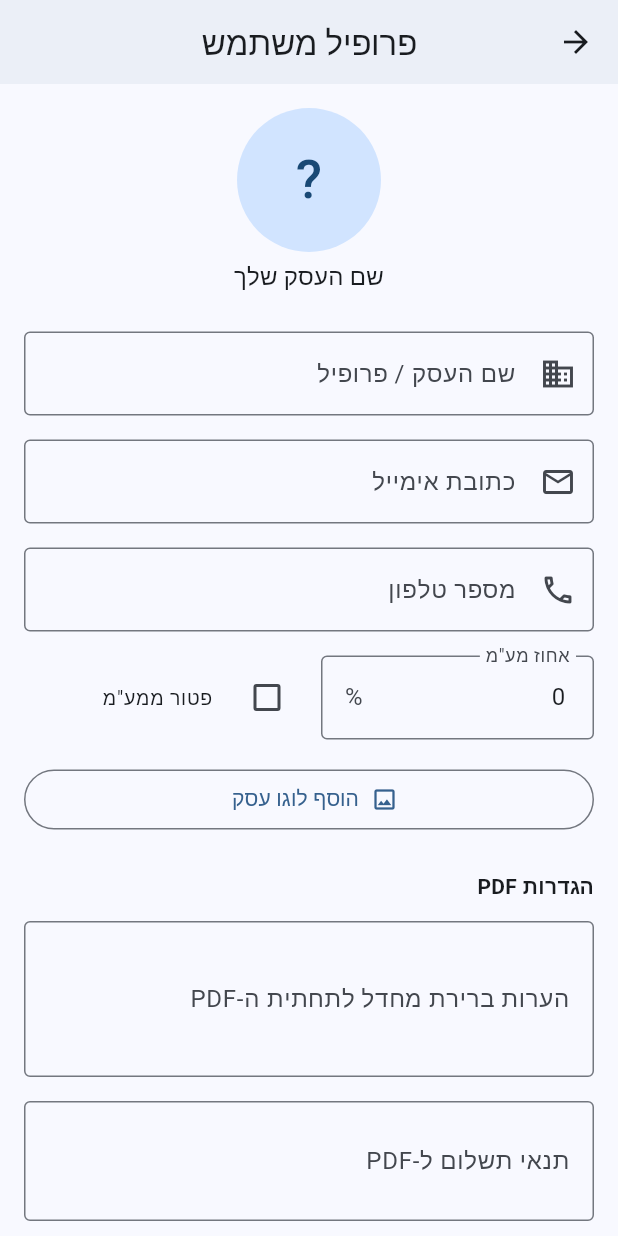
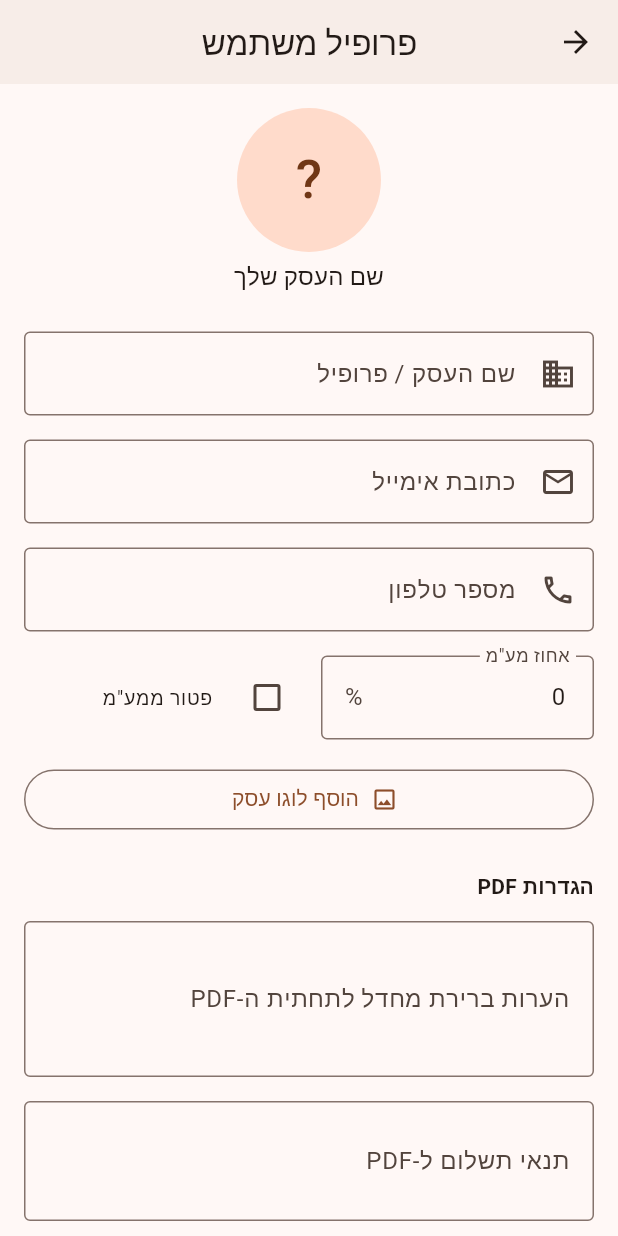
Before and after one commit to michaelkaravani/quoteflow-app, a Flutter app: the screen it shows once a user with an empty profile is signed in, item 2 of the bottom bar chosen, after a tap on the "person outline" icon, on a phone screen of 412 x 824 dp. Run offline on Flutter 3.47's test engine with Material 3 defaults, Android fonts, the phone set to English and light mode, and no system bars; our stand-ins replace cloud_firestore, file_picker, firebase_auth, firebase_core; accounts and stored records are empty.

Commit message:
Add theme system: 8 color themes + light/dark mode

```diff
--- /dev/null
+++ b/lib/core/app_theme.dart
@@ -0,0 +1,83 @@
+import 'package:flutter/material.dart';
+
+class AppTheme {
+  final String name;
+
+  const AppTheme({required this.name});
+
+  ThemeData light({bool useMaterial3 = true}) {
+    return ThemeData(
+      useMaterial3: useMaterial3,
+      colorSchemeSeed: seedColor,
+      brightness: Brightness.light,
+      appBarTheme: const AppBarTheme(centerTitle: true, elevation: 2, scrolledUnderElevation: 4),
+    );
+  }
+
+  ThemeData dark({bool useMaterial3 = true}) {
+    return ThemeData(
+      useMaterial3: useMaterial3,
+      colorSchemeSeed: seedColor,
+      brightness: Brightness.dark,
+      appBarTheme: const AppBarTheme(centerTitle: true, elevation: 2, scrolledUnderElevation: 4),
+    );
+  }
+
+  Color get seedColor {
+    switch (name) {
+      case 'ocean':
+        return Colors.teal;
+      case 'forest':
+        return Colors.green;
+      case 'sunset':
+        return Colors.deepOrange;
+      case 'lavender':
+        return Colors.deepPurple;
+      case 'midnight':
+        return const Color(0xFF1A237E);
+      case 'rose':
+        return Colors.pink;
+      case 'desert':
+        return Colors.brown;
+      default:
+        return const Color(0xFF513222); // classic warm brown
+    }
+  }
+
+  String get displayName {
+    switch (name) {
+      case 'classic':
+        return 'קלאסי';
+      case 'ocean':
+        return 'אוקיינוס';
+      case 'forest':
+        return 'יער';
+      case 'sunset':
+        return 'שקיעה';
+      case 'lavender':
+        return 'לבנדר';
+      case 'midnight':
+        return 'חצות';
+      case 'rose':
+        return 'ורד';
+      case 'desert':
+        return 'מדבר';
+      default:
+        return name;
+    }
+  }
+
+  static const List<AppTheme> all = [
+    AppTheme(name: 'classic'),
+    AppTheme(name: 'ocean'),
+    AppTheme(name: 'forest'),
+    AppTheme(name: 'sunset'),
+    AppTheme(name: 'lavender'),
+    AppTheme(name: 'midnight'),
+    AppTheme(name: 'rose'),
+    AppTheme(name: 'desert'),
+  ];
+
+  static AppTheme fromName(String name) =>
+      all.firstWhere((t) => t.name == name, orElse: () => all.first);
+}
--- a/lib/main.dart
+++ b/lib/main.dart
@@ -2,12 +2,14 @@ import 'package:firebase_core/firebase_core.dart';
 import 'package:flutter/material.dart';
 import 'package:flutter_localizations/flutter_localizations.dart';
 
+import 'core/theme_notifier.dart';
 import 'firebase_options.dart';
 import 'screens/home_screen.dart';
 import 'screens/login_screen.dart';
 import 'services/auth_service.dart';
 
 final AuthService authService = AuthService();
+final ThemeNotifier themeNotifier = ThemeNotifier();
 
 Future<void> main() async {
   WidgetsFlutterBinding.ensureInitialized();
@@ -22,6 +24,9 @@ class QuoteFlowApp extends StatelessWidget {
 
   @override
   Widget build(BuildContext context) {
+    return ListenableBuilder(
+      listenable: themeNotifier,
+      builder: (context, _) {
         return MaterialApp(
           title: 'QuoteFlow',
           debugShowCheckedModeBanner: false,
@@ -32,16 +37,9 @@ class QuoteFlowApp extends StatelessWidget {
             GlobalWidgetsLocalizations.delegate,
             GlobalCupertinoLocalizations.delegate,
           ],
-      theme: ThemeData(
-        useMaterial3: true,
-        colorSchemeSeed: Colors.blue,
-        brightness: Brightness.light,
-        appBarTheme: const AppBarTheme(
-          centerTitle: true,
-          elevation: 2,
-          scrolledUnderElevation: 4,
-        ),
-      ),
+          theme: themeNotifier.light,
+          darkTheme: themeNotifier.dark,
+          themeMode: themeNotifier.mode,
           home: StreamBuilder(
             stream: authService.authStateChanges,
             builder: (context, snapshot) {
@@ -57,5 +55,7 @@ class QuoteFlowApp extends StatelessWidget {
             },
           ),
         );
+      },
+    );
   }
 }
--- a/lib/screens/profile/profile_screen.dart
+++ b/lib/screens/profile/profile_screen.dart
@@ -5,6 +5,7 @@ import '../../models/profile.dart';
 import '../../services/firestore_service.dart';
 import '../about_screen.dart';
 import 'logo_picker.dart';
+import 'theme_picker.dart';
 
 class ProfileScreen extends StatefulWidget {
   const ProfileScreen({super.key, required this.firestoreService});
@@ -261,6 +262,16 @@ class _ProfileScreenState extends State<ProfileScreen> {
             ),
             const SizedBox(height: 32),
             ListTile(
+              leading: const Icon(Icons.color_lens_outlined),
+              title: const Text('ערכת נושא'),
+              trailing: const Icon(Icons.chevron_left),
+              onTap: () => showModalBottomSheet(
+                context: context,
+                builder: (_) => ThemePicker(notifier: themeNotifier),
+              ),
+            ),
+            const SizedBox(height: 4),
+            ListTile(
               leading: const Icon(Icons.info_outline),
               title: const Text('אודות האפליקציה'),
               trailing: const Icon(Icons.chevron_left),
```
Also changed, not shown: lib/core/theme_notifier.dart (added, +29 -0 lines), lib/screens/profile/theme_picker.dart (added, +82 -0 lines). Lines whose indentation alone changed are shown as unchanged.
